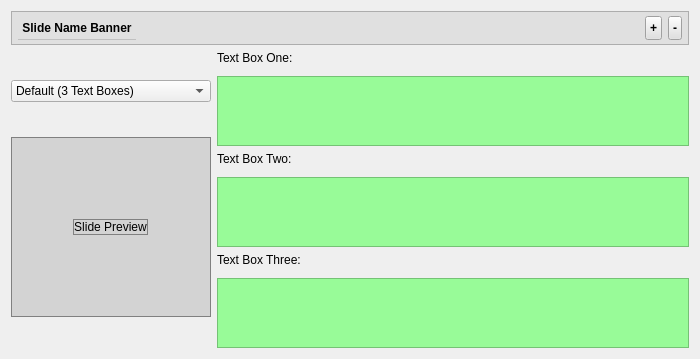
Old version of the form windows/slide_editor_item.ui in the repository Strodow/Plucky.
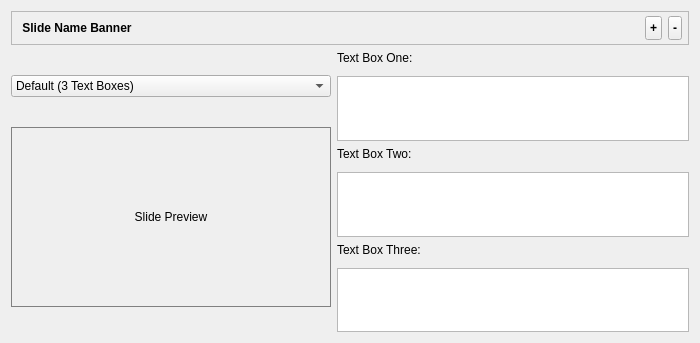
New version of the form.

Commit message: probably like half way done with the mass editor

```diff
--- a/windows/slide_editor_item.ui
+++ b/windows/slide_editor_item.ui
@@ -7,10 +7,11 @@
     <x>0</x>
     <y>0</y>
     <width>700</width>
-    <height>250</height> </rect>
+    <height>343</height>
+   </rect>
   </property>
   <property name="sizePolicy">
-   <sizepolicy hsizetype="Preferred" vsizetype="Fixed">
+   <sizepolicy hsizetype="Preferred" vsizetype="Preferred">
     <horstretch>0</horstretch>
     <verstretch>0</verstretch>
    </sizepolicy>
@@ -21,6 +22,9 @@
    <string>Form</string>
   </property>
   <layout class="QVBoxLayout" name="root_vertical_layout">
+   <property name="sizeConstraint">
+    <enum>QLayout::SetMinAndMaxSize</enum>
+   </property>
    <item>
     <widget class="QFrame" name="banner_content_frame">
      <property name="sizePolicy">
@@ -30,7 +34,7 @@
       </sizepolicy>
      </property>
      <property name="styleSheet">
-      <string notr="true">background-color: #e0e0e0; padding: 4px; font-weight: bold; border-bottom: 1px solid #c0c0c0;</string>
+      <string notr="true"> padding: 4px; font-weight: bold; border-bottom: 1px solid #c0c0c0;</string>
      </property>
      <property name="frameShape">
       <enum>QFrame::StyledPanel</enum>
@@ -135,37 +139,22 @@
       </widget>
      </item>
      <item>
-      <widget class="QFrame" name="slide_preview_frame">
-       <property name="minimumSize">
-        <size>
-         <width>200</width>
-         <height>180</height>
-        </size>
-       </property>
-       <property name="maximumSize">
-        <size>
-         <width>200</width>
-         <height>180</height>
-        </size>
-       </property>
-       <property name="styleSheet">
-        <string notr="true">background-color: lightgray; border: 1px solid gray;</string>
-       </property>
-       <property name="frameShape">
-        <enum>QFrame::StyledPanel</enum>
-       </property>
-       <property name="frameShadow">
-        <enum>QFrame::Raised</enum>
-       </property>
-       <layout class="QVBoxLayout" name="gray_box_layout">
-        <item alignment="Qt::AlignCenter">
          <widget class="QLabel" name="slide_preview_label">
           <property name="sizePolicy">
-           <sizepolicy hsizetype="Preferred" vsizetype="Expanding">
+          <sizepolicy hsizetype="Fixed" vsizetype="Fixed">
             <horstretch>0</horstretch>
-            <verstretch>0</verstretch>
-           </sizepolicy>
-          </property>
+           <verstretch>0</verstretch> <!-- Corrected: Fixed size policy should have 0 stretch -->
+          </sizepolicy>
+         </property>
+         <property name="minimumSize">
+          <size>
+           <width>320</width>
+           <height>180</height>
+          </size>
+         </property>
+         <property name="styleSheet">
+          <string notr="true">border: 1px solid gray;</string>
+         </property>
           <property name="text">
            <string>Slide Preview</string>
           </property>
@@ -175,9 +164,6 @@
           <property name="wordWrap">
            <bool>true</bool>
           </property>
-         </widget>
-        </item>
-       </layout>
       </widget>
      </item>
     </layout>
@@ -215,13 +201,22 @@
        <item>
         <widget class="QTextEdit" name="text_box_one_edit">
          <property name="sizePolicy">
-          <sizepolicy hsizetype="Expanding" vsizetype="Expanding">
+            <sizepolicy hsizetype="Expanding" vsizetype="Preferred">
            <horstretch>0</horstretch>
-           <verstretch>1</verstretch>
-          </sizepolicy>
-         </property>
+             <verstretch>0</verstretch>
+            </sizepolicy>
+           </property>
+           <property name="minimumSize">
+            <size>
+             <width>0</width>
+             <height>20</height>
+            </size>
+           </property>
          <property name="styleSheet">
-          <string notr="true">background-color: palegreen;</string>
+            <string notr="true"/>
+           </property>
+           <property name="verticalScrollBarPolicy">
+            <enum>Qt::ScrollBarAlwaysOff</enum>
          </property>
         </widget>
        </item>
@@ -258,13 +253,16 @@
        <item>
         <widget class="QTextEdit" name="text_box_two_edit">
          <property name="sizePolicy">
-          <sizepolicy hsizetype="Expanding" vsizetype="Expanding">
+            <sizepolicy hsizetype="Expanding" vsizetype="Preferred">
            <horstretch>0</horstretch>
-           <verstretch>1</verstretch>
+             <verstretch>0</verstretch>
           </sizepolicy>
          </property>
          <property name="styleSheet">
-          <string notr="true">background-color: palegreen;</string>
+            <string notr="true"/>
+           </property>
+           <property name="verticalScrollBarPolicy">
+            <enum>Qt::ScrollBarAlwaysOff</enum>
          </property>
         </widget>
        </item>
@@ -301,18 +299,37 @@
        <item>
         <widget class="QTextEdit" name="text_box_three_edit">
          <property name="sizePolicy">
-          <sizepolicy hsizetype="Expanding" vsizetype="Expanding">
+            <sizepolicy hsizetype="Expanding" vsizetype="Preferred">
            <horstretch>0</horstretch>
-           <verstretch>1</verstretch>
+             <verstretch>0</verstretch>
           </sizepolicy>
          </property>
          <property name="styleSheet">
-          <string notr="true">background-color: palegreen;</string>
+            <string notr="true"/>
+           </property>
+           <property name="verticalScrollBarPolicy">
+            <enum>Qt::ScrollBarAlwaysOff</enum>
          </property>
         </widget>
        </item>
       </layout>
      </item>
+       <item>
+        <spacer name="green_boxes_bottom_spacer">
+         <property name="orientation">
+          <enum>Qt::Vertical</enum>
+         </property>
+         <property name="sizeType">
+          <enum>QSizePolicy::Expanding</enum>
+         </property>
+         <property name="sizeHint" stdset="0">
+          <size>
+           <width>20</width>
+           <height>0</height> <!-- Height hint for expanding spacer is often 0 or small -->
+          </size>
+         </property>
+        </spacer>
+       </item>
     </layout>
    </item>
   </layout>
```
Left out of the diff: 23 changed lines with no effect on the pictures. Lines whose indentation alone changed are shown as unchanged. The commit also changes 5 other files.
